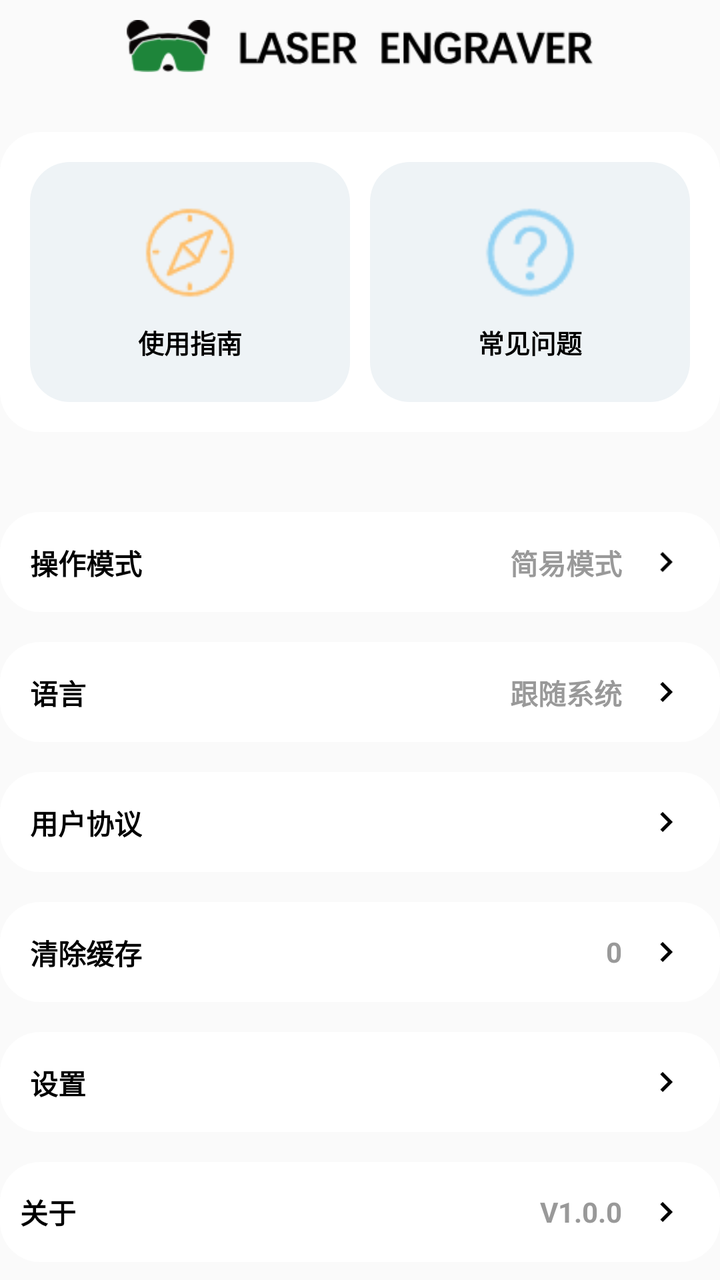
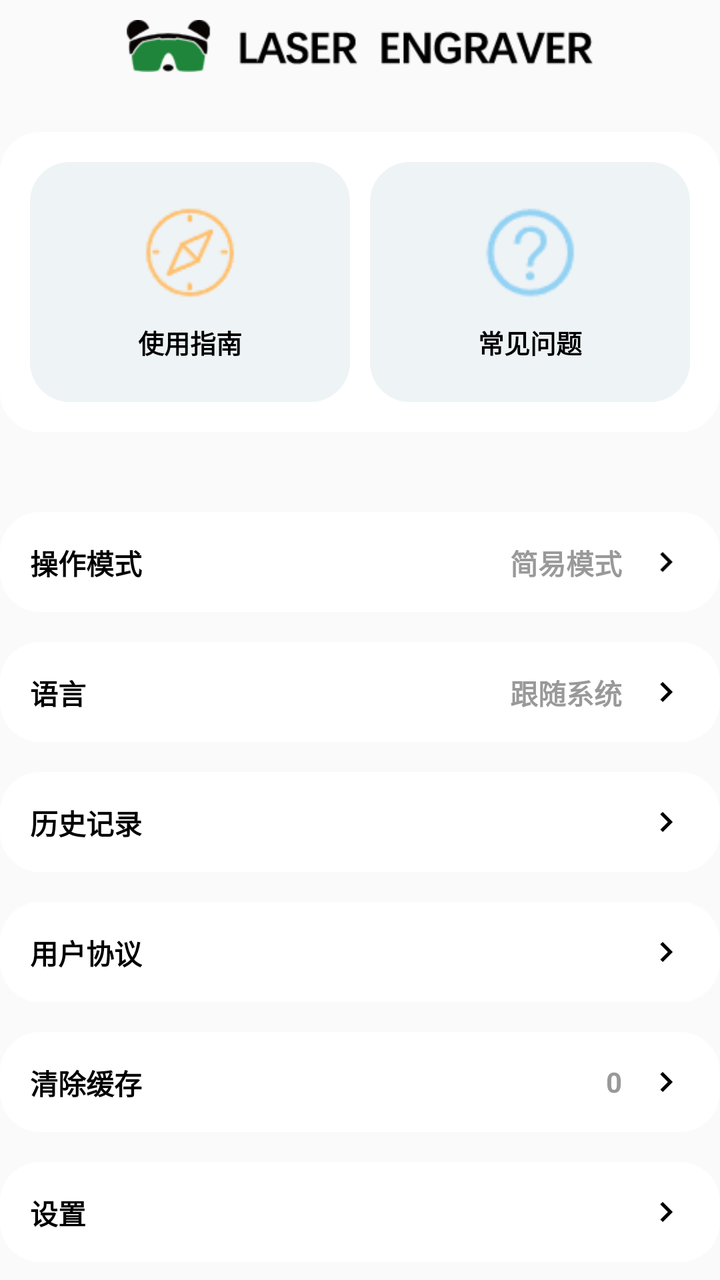

An Android layout rendered at two revisions. The XML below is the earlier revision; the diff shows what the commit changed to produce the second picture.
<!-- AndroidManifest.xml: application theme AppTheme -->
<!-- res/layout/fragment_setting.xml -->
<?xml version="1.0" encoding="utf-8"?>
<LinearLayout xmlns:android="http://schemas.android.com/apk/res/android"
    xmlns:tools="http://schemas.android.com/tools"
    android:layout_width="match_parent"
    android:layout_height="match_parent"
    android:orientation="vertical"
    tools:context=".fragment.SettingFragment">


    <ImageView
        android:layout_width="240dp"
        android:layout_height="26dp"
        android:layout_gravity="center_horizontal"
        android:layout_marginTop="10dp"
        android:src="@drawable/home_top_logo" />

    <LinearLayout
        android:layout_width="match_parent"
        android:layout_height="150dp"
        android:layout_marginTop="30dp"
        android:background="@drawable/bg_white_ffffff_r20"
        android:gravity="center"
        android:orientation="horizontal"
        android:padding="15dp">

        <LinearLayout
            android:id="@+id/ll_setting_guide"
            android:layout_width="0dp"
            android:layout_height="match_parent"
            android:layout_weight="1"
            android:background="@drawable/bg_gray_eef3f6_r20"
            android:gravity="center"
            android:orientation="vertical">

            <ImageView
                android:layout_width="50dp"
                android:layout_height="50dp"
                android:src="@mipmap/icon_guide" />

            <TextView
                android:layout_width="wrap_content"
                android:layout_height="wrap_content"
                android:layout_marginTop="10dp"
                android:text="使用指南"
                android:textColor="@color/colorBlack"
                android:textSize="13sp"
                android:textStyle="bold" />


        </LinearLayout>

        <LinearLayout
            android:id="@+id/ll_setting_question"
            android:layout_width="0dp"
            android:layout_height="match_parent"
            android:layout_marginStart="10dp"
            android:layout_weight="1"
            android:background="@drawable/bg_gray_eef3f6_r20"
            android:gravity="center"
            android:orientation="vertical">

            <ImageView
                android:layout_width="50dp"
                android:layout_height="50dp"
                android:src="@mipmap/icon_question" />

            <TextView
                android:layout_width="wrap_content"
                android:layout_height="wrap_content"
                android:layout_marginTop="10dp"
                android:text="常见问题"
                android:textColor="@color/colorBlack"
                android:textSize="13sp"
                android:textStyle="bold" />


        </LinearLayout>


    </LinearLayout>

    <RelativeLayout
        android:id="@+id/rl_setting_model"
        android:layout_width="match_parent"
        android:layout_height="50dp"
        android:layout_marginTop="40dp"
        android:background="@drawable/bg_white_ffffff_r20"
        android:padding="15dp">

        <TextView
            android:layout_width="wrap_content"
            android:layout_height="wrap_content"
            android:layout_alignParentStart="true"
            android:layout_centerVertical="true"
            android:text="操作模式"
            android:textColor="@color/colorBlack"
            android:textSize="14sp"
            android:textStyle="bold" />


        <LinearLayout
            android:layout_width="wrap_content"
            android:layout_height="wrap_content"
            android:layout_alignParentEnd="true"
            android:layout_centerVertical="true"
            android:gravity="center"
            android:orientation="horizontal">

            <TextView
                android:id="@+id/tv_setting_model"
                android:layout_width="wrap_content"
                android:layout_height="wrap_content"
                android:layout_marginEnd="10dp"
                android:text="简易模式"
                android:textColor="#999999"
                android:textSize="14sp"
                android:textStyle="bold" />

            <ImageView
                android:layout_width="wrap_content"
                android:layout_height="wrap_content"
                android:src="@drawable/ic_arrow_right" />

        </LinearLayout>


    </RelativeLayout>

    <RelativeLayout
        android:id="@+id/rl_setting_language"
        android:layout_width="match_parent"
        android:layout_height="50dp"
        android:layout_marginTop="15dp"
        android:background="@drawable/bg_white_ffffff_r20"
        android:padding="15dp">

        <TextView
            android:layout_width="wrap_content"
            android:layout_height="wrap_content"
            android:layout_alignParentStart="true"
            android:layout_centerVertical="true"
            android:text="语言"
            android:textColor="@color/colorBlack"
            android:textSize="14sp"
            android:textStyle="bold" />

        <LinearLayout
            android:layout_width="wrap_content"
            android:layout_height="wrap_content"
            android:layout_alignParentEnd="true"
            android:layout_centerVertical="true"
            android:gravity="center"
            android:orientation="horizontal">

            <TextView
                android:id="@+id/tv_language"
                android:layout_width="wrap_content"
                android:layout_height="wrap_content"
                android:layout_marginEnd="10dp"
                android:text="跟随系统"
                android:textColor="#999999"
                android:textSize="14sp"
                android:textStyle="bold" />

            <ImageView
                android:layout_width="wrap_content"
                android:layout_height="wrap_content"
                android:src="@drawable/ic_arrow_right" />

        </LinearLayout>


    </RelativeLayout>

    <RelativeLayout
        android:id="@+id/rl_setting_agreement"
        android:layout_width="match_parent"
        android:layout_height="50dp"
        android:layout_marginTop="15dp"
        android:background="@drawable/bg_white_ffffff_r20"
        android:padding="15dp">

        <TextView
            android:layout_width="wrap_content"
            android:layout_height="wrap_content"
            android:layout_alignParentStart="true"
            android:layout_centerVertical="true"
            android:text="用户协议"
            android:textColor="@color/colorBlack"
            android:textSize="14sp"
            android:textStyle="bold" />

        <ImageView
            android:layout_width="wrap_content"
            android:layout_height="wrap_content"
            android:layout_alignParentEnd="true"
            android:layout_centerVertical="true"
            android:src="@drawable/ic_arrow_right" />


    </RelativeLayout>

    <RelativeLayout
        android:id="@+id/rl_setting_clean"
        android:layout_width="match_parent"
        android:layout_height="50dp"
        android:layout_marginTop="15dp"
        android:background="@drawable/bg_white_ffffff_r20"
        android:padding="15dp">

        <TextView
            android:layout_width="wrap_content"
            android:layout_height="wrap_content"
            android:layout_alignParentStart="true"
            android:layout_centerVertical="true"
            android:text="清除缓存"
            android:textColor="@color/colorBlack"
            android:textSize="14sp"
            android:textStyle="bold" />

        <LinearLayout
            android:layout_width="wrap_content"
            android:layout_height="wrap_content"
            android:layout_alignParentEnd="true"
            android:layout_centerVertical="true"
            android:gravity="center"
            android:orientation="horizontal">

            <TextView
                android:id="@+id/tv_memory_size"
                android:layout_width="wrap_content"
                android:layout_height="wrap_content"
                android:layout_marginEnd="10dp"
                android:text="0"
                android:textColor="#999999"
                android:textSize="14sp"
                android:textStyle="bold" />

            <ImageView
                android:layout_width="wrap_content"
                android:layout_height="wrap_content"
                android:src="@drawable/ic_arrow_right" />

        </LinearLayout>


    </RelativeLayout>

    <RelativeLayout
        android:id="@+id/rl_setting_settings"
        android:layout_width="match_parent"
        android:layout_height="50dp"
        android:layout_marginTop="15dp"
        android:background="@drawable/bg_white_ffffff_r20"
        android:padding="15dp">

        <TextView
            android:layout_width="wrap_content"
            android:layout_height="wrap_content"
            android:layout_alignParentStart="true"
            android:layout_centerVertical="true"
            android:text="设置"
            android:textColor="@color/colorBlack"
            android:textSize="14sp"
            android:textStyle="bold" />

        <ImageView
            android:layout_width="wrap_content"
            android:layout_height="wrap_content"
            android:layout_alignParentEnd="true"

            android:layout_centerVertical="true"
            android:src="@drawable/ic_arrow_right" />


    </RelativeLayout>

    <RelativeLayout
        android:id="@+id/rl_setting_about"
        android:layout_width="match_parent"
        android:layout_height="50dp"
        android:layout_marginTop="15dp"
        android:background="@drawable/bg_white_ffffff_r20"
        android:padding="10dp">

        <TextView
            android:layout_width="wrap_content"
            android:layout_height="wrap_content"
            android:layout_alignParentStart="true"
            android:layout_centerVertical="true"
            android:text="关于"
            android:textColor="@color/colorBlack"
            android:textSize="14sp"
            android:textStyle="bold" />

        <LinearLayout
            android:layout_width="wrap_content"
            android:layout_height="match_parent"
            android:layout_alignParentEnd="true"
            android:layout_centerVertical="true"
            android:gravity="center"
            android:orientation="horizontal">


            <RelativeLayout
                android:id="@+id/rl_new_version_tips"
                android:layout_width="wrap_content"
                android:layout_height="wrap_content"
                android:layout_marginEnd="10dp"
                android:background="@drawable/bg_red_fc2d00_r30"
                android:paddingHorizontal="8dp"
                android:visibility="gone">

                <TextView
                    android:layout_width="wrap_content"
                    android:layout_height="match_parent"
                    android:layout_centerVertical="true"
                    android:gravity="center"
                    android:text="新版本"
                    android:textColor="@color/colorWhite"
                    android:textSize="12sp" />


            </RelativeLayout>

            <TextView
                android:id="@+id/tv_version_name"
                android:layout_width="wrap_content"
                android:layout_height="wrap_content"
                android:layout_marginEnd="5dp"
                android:text="V1.0.0"
                android:textColor="#999999"
                android:textSize="14sp"
                android:textStyle="bold" />

            <ImageView
                android:layout_width="wrap_content"
                android:layout_height="wrap_content"
                android:layout_margin="5dp"
                android:src="@drawable/ic_arrow_right"
                />

        </LinearLayout>


    </RelativeLayout>

</LinearLayout>
<!-- resources referenced by this layout -->
<resources>
  <color name="colorBlack">#000000</color>
  <color name="colorWhite">#ffffff</color>
  <!-- drawable bg_gray_eef3f6_r20 (drawable) -->
  <?xml version="1.0" encoding="utf-8"?>
  <shape xmlns:android="http://schemas.android.com/apk/res/android">
  
      <solid android:color="#FFEEF3F6" />
  
      <corners android:radius="20dp" />
  
  </shape>
  <!-- drawable bg_red_fc2d00_r30 (drawable) -->
  <?xml version="1.0" encoding="utf-8"?>
  <shape xmlns:android="http://schemas.android.com/apk/res/android">
  
      <solid android:color="#fc2d00" />
  
      <corners android:radius="30dp" />
  
  </shape>
  <!-- drawable bg_white_ffffff_r20 (drawable) -->
  <?xml version="1.0" encoding="utf-8"?>
  <shape xmlns:android="http://schemas.android.com/apk/res/android">
  
      <solid android:color="#FFFFFFFF" />
  
      <corners android:radius="20dp" />
  
  </shape>
  <!-- drawable home_top_logo: png bitmap (drawable, 5018 bytes) -->
  <!-- drawable ic_arrow_right (drawable) -->
  <vector xmlns:android="http://schemas.android.com/apk/res/android" android:autoMirrored="true" android:height="24dp" android:tint="#000000" android:viewportHeight="24" android:viewportWidth="24" android:width="24dp">
        
      <path android:fillColor="@android:color/white" android:pathData="M8.59,16.59L13.17,12 8.59,7.41 10,6l6,6 -6,6 -1.41,-1.41z"/>
      
  </vector>
  <!-- mipmap icon_guide: png bitmap (mipmap-hdpi, 1169 bytes) -->
  <!-- mipmap icon_question: png bitmap (mipmap-hdpi, 1048 bytes) -->
  <style name="AppTheme" parent="Theme.AppCompat.Light.DarkActionBar">
          
          <item name="colorPrimary">@color/colorWhite</item>
          <item name="colorPrimaryDark">@color/colorWhite</item>
          <item name="colorAccent">@color/colorAccent</item>
          <item name="android:windowFullscreen">false</item>
          <item name="android:navigationBarColor" tools:targetApi="lollipop">@color/colorWhite</item>
      </style>
  <color name="colorAccent">#338a3e</color>
</resources>

<!-- the commit's change to res/layout/fragment_setting.xml (unified diff, before → after) -->
@@ -6,7 +6,7 @@
     android:orientation="vertical"
     tools:context=".fragment.SettingFragment">
 
-
+    
     <ImageView
         android:layout_width="240dp"
         android:layout_height="26dp"
@@ -14,6 +14,7 @@
         android:layout_marginTop="10dp"
         android:src="@drawable/home_top_logo" />
 
+    
     <LinearLayout
         android:layout_width="match_parent"
         android:layout_height="150dp"
@@ -23,6 +24,7 @@
         android:orientation="horizontal"
         android:padding="15dp">
 
+        
         <LinearLayout
             android:id="@+id/ll_setting_guide"
             android:layout_width="0dp"
@@ -49,6 +51,7 @@
 
         </LinearLayout>
 
+        
         <LinearLayout
             android:id="@+id/ll_setting_question"
             android:layout_width="0dp"
@@ -76,9 +79,9 @@
 
         </LinearLayout>
 
-
     </LinearLayout>
 
+    
     <RelativeLayout
         android:id="@+id/rl_setting_model"
         android:layout_width="match_parent"
@@ -126,6 +129,7 @@
 
     </RelativeLayout>
 
+    
     <RelativeLayout
         android:id="@+id/rl_setting_language"
         android:layout_width="match_parent"
@@ -172,6 +176,36 @@
 
     </RelativeLayout>
 
+    
+    <RelativeLayout
+        android:id="@+id/rl_setting_history"
+        android:layout_width="match_parent"
+        android:layout_height="50dp"
+        android:layout_marginTop="15dp"
+        android:background="@drawable/bg_white_ffffff_r20"
+        android:padding="15dp">
+
+        <TextView
+            android:layout_width="wrap_content"
+            android:layout_height="wrap_content"
+            android:layout_alignParentStart="true"
+            android:layout_centerVertical="true"
+            android:text="历史记录"
+            android:textColor="@color/colorBlack"
+            android:textSize="14sp"
+            android:textStyle="bold" />
+
+        <ImageView
+            android:layout_width="wrap_content"
+            android:layout_height="wrap_content"
+            android:layout_alignParentEnd="true"
+            android:layout_centerVertical="true"
+            android:src="@drawable/ic_arrow_right" />
+
+
+    </RelativeLayout>
+
+    
     <RelativeLayout
         android:id="@+id/rl_setting_agreement"
         android:layout_width="match_parent"
@@ -200,6 +234,7 @@
 
     </RelativeLayout>
 
+    
     <RelativeLayout
         android:id="@+id/rl_setting_clean"
         android:layout_width="match_parent"
@@ -246,6 +281,7 @@
 
     </RelativeLayout>
 
+    
     <RelativeLayout
         android:id="@+id/rl_setting_settings"
         android:layout_width="match_parent"
@@ -275,6 +311,7 @@
 
     </RelativeLayout>
 
+    
     <RelativeLayout
         android:id="@+id/rl_setting_about"
         android:layout_width="match_parent"
@@ -345,4 +382,34 @@
 
     </RelativeLayout>
 
+    
+    <RelativeLayout
+        android:id="@+id/rl_setting_test"
+        android:layout_width="match_parent"
+        android:layout_height="50dp"
+        android:layout_marginTop="15dp"
+        android:background="@drawable/bg_white_ffffff_r20"
+        android:padding="15dp"
+        android:visibility="gone">
+
+        <TextView
+            android:layout_width="wrap_content"
+            android:layout_height="wrap_content"
+            android:layout_alignParentStart="true"
+            android:layout_centerVertical="true"
+            android:text="测试测试"
+            android:textColor="@color/colorBlack"
+            android:textSize="14sp"
+            android:textStyle="bold" />
+
+        <ImageView
+            android:layout_width="wrap_content"
+            android:layout_height="wrap_content"
+            android:layout_alignParentEnd="true"
+            android:layout_centerVertical="true"
+            android:src="@drawable/ic_arrow_right" />
+
+
+    </RelativeLayout>
+
 </LinearLayout>
